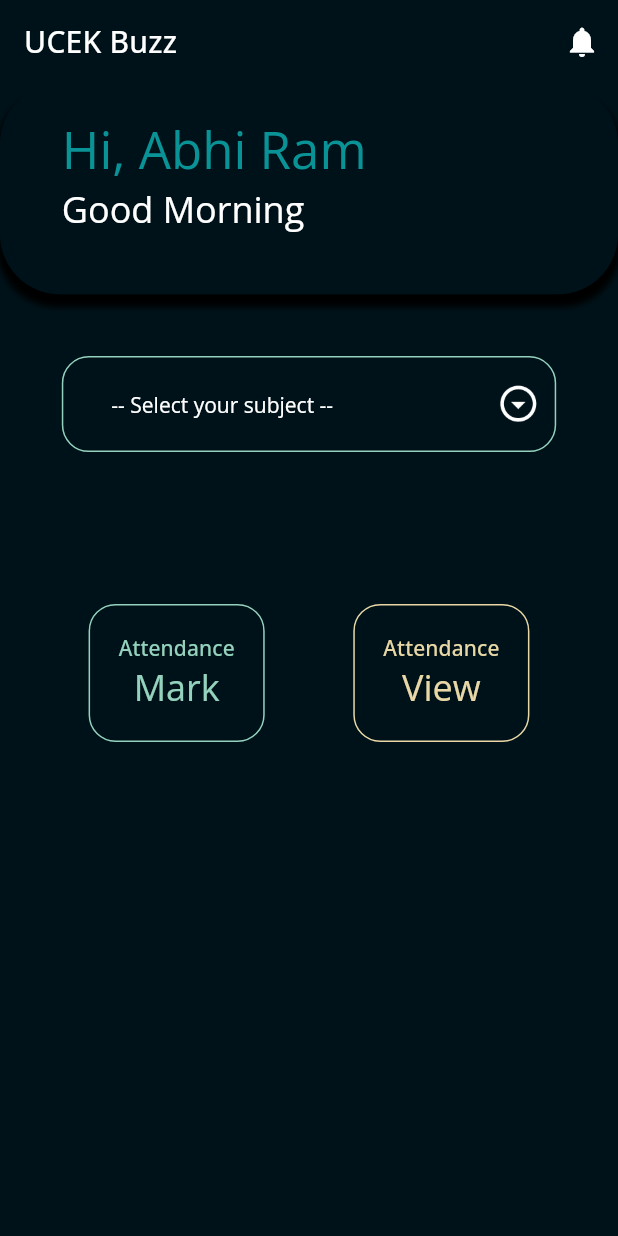
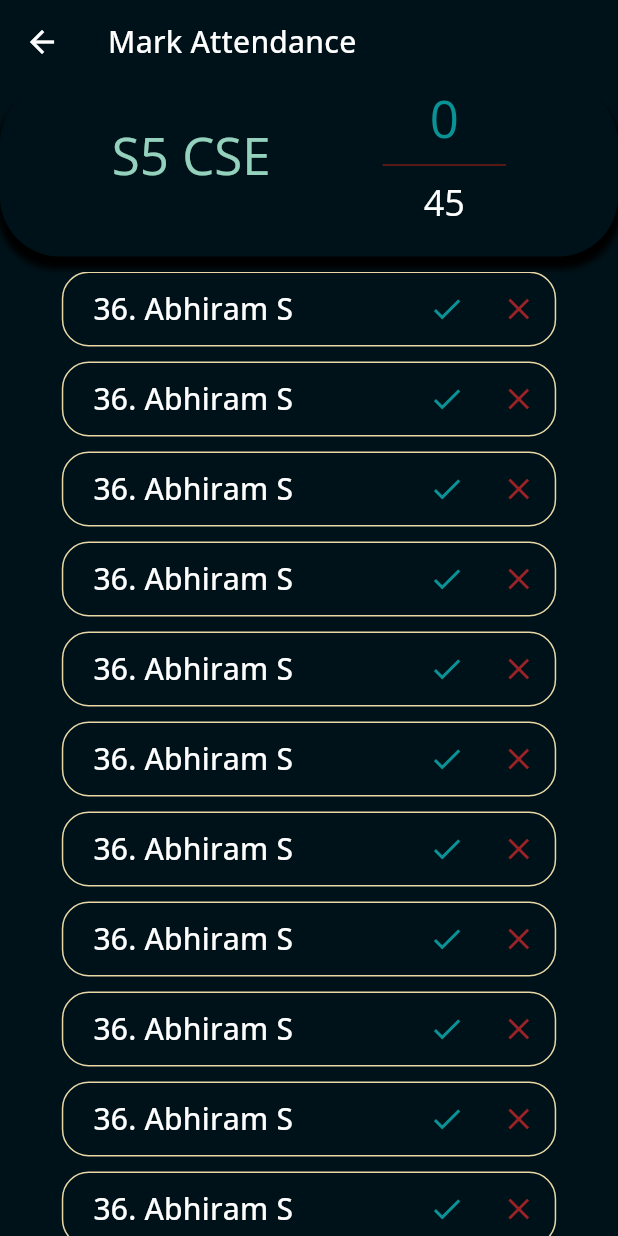
Before and after one commit to abhi123vj/Attendance-Monitor, a Flutter app: the screen it shows after launch, after a tap on "Attendance", on a phone screen of 412 x 824 dp. Run offline on Flutter 3.47's test engine with Material 2 defaults, Android fonts, the light colour scheme and no system bars; our stand-ins replace flutter_slidable, get, google_fonts, sizer.

Commit message:
screen added

```diff
--- a/lib/routes/app_routes.dart
+++ b/lib/routes/app_routes.dart
@@ -1,4 +1,5 @@
 import 'package:attendance_montior/screens/home_screen.dart';
+import 'package:attendance_montior/screens/mark_attendance_screen.dart';
 import 'package:get/get.dart';
 
  class AppRoutes {
@@ -7,6 +8,10 @@ import 'package:get/get.dart';
       name: '/',
       page: () => HomeScreen(),
     ),
+    GetPage(
+      name: '/mark',
+      page: () => MarkAttendanceScreen(),
+    ),
   ];
 
 }
--- a/lib/screens/home_screen.dart
+++ b/lib/screens/home_screen.dart
@@ -3,6 +3,7 @@ import 'dart:developer';
 import 'package:attendance_montior/constants/app_colors.dart';
 import 'package:attendance_montior/screens/widgets/app_field.dart';
 import 'package:flutter/material.dart';
+import 'package:get/get.dart';
 import 'package:sizer/sizer.dart';
 
 class HomeScreen extends StatefulWidget {
@@ -84,7 +85,9 @@ class _HomeScreenState extends State<HomeScreen> {
           ),
           //Todo List view with details
 
-          SizedBox(height: 20,),
+          SizedBox(
+            height: 20,
+          ),
           Row(
             mainAxisAlignment: MainAxisAlignment.spaceEvenly,
             children: [
@@ -99,21 +102,31 @@ class _HomeScreenState extends State<HomeScreen> {
 
   TextButton classDetails(String key, String value) {
     return TextButton(
-        onPressed: () {},
+        onPressed: () {
+          if (value == "Mark") {
+            Get.toNamed("/mark");
+          }
+        },
         child: Container(
-        padding: EdgeInsets.symmetric( vertical: 20),
-
+            padding: EdgeInsets.symmetric(vertical: 20),
             child: Column(
               children: [
-            Text(key  ,style: TextStyle(
-                color: value=="View"?AppColors.yellowPale:AppColors.cyanLight,
+                Text(
+                  key,
+                  style: TextStyle(
+                      color: value == "View"
+                          ? AppColors.yellowPale
+                          : AppColors.cyanLight,
                       fontSize: 14,
                       letterSpacing: 0.10,
-                  fontWeight: FontWeight.w500),),
+                      fontWeight: FontWeight.w500),
+                ),
                 Text(
                   value,
                   style: TextStyle(
-                color: value=="View"?AppColors.yellowPale:AppColors.cyanLight,
+                      color: value == "View"
+                          ? AppColors.yellowPale
+                          : AppColors.cyanLight,
                       fontSize: 24,
                       letterSpacing: 0.0,
                       fontWeight: FontWeight.w400),
@@ -124,7 +137,10 @@ class _HomeScreenState extends State<HomeScreen> {
             shape: MaterialStateProperty.all<RoundedRectangleBorder>(
                 RoundedRectangleBorder(
                     borderRadius: BorderRadius.circular(18.0),
-                    side: BorderSide(color: value=="View"?AppColors.yellowPale:AppColors.cyanLight)))));
+                    side: BorderSide(
+                        color: value == "View"
+                            ? AppColors.yellowPale
+                            : AppColors.cyanLight)))));
   }
 
   // TextButton subjectButton(String subjectName) {
--- /dev/null
+++ b/lib/screens/mark_attendance_screen.dart
@@ -0,0 +1,91 @@
+import 'package:attendance_montior/constants/app_colors.dart';
+import 'package:attendance_montior/screens/widgets/app_field.dart';
+import 'package:flutter/material.dart';
+import 'package:flutter_slidable/flutter_slidable.dart';
+import 'package:sizer/sizer.dart';
+
+class MarkAttendanceScreen extends StatelessWidget {
+  const MarkAttendanceScreen({Key? key}) : super(key: key);
+
+  @override
+  Widget build(BuildContext context) {
+    return Scaffold(
+      appBar: AppBar(
+        title: Text(
+          "Mark Attendance",
+          style: TextStyle(
+              fontSize: 20, letterSpacing: 0.15, fontWeight: FontWeight.w500),
+        ),
+      ),
+      body: Column(
+        children: [
+          Container(
+              width: 100.w,
+              margin: EdgeInsets.only(bottom: 10),
+              padding: EdgeInsets.only(bottom: 20),
+            child: Row(
+              mainAxisAlignment: MainAxisAlignment.spaceEvenly,
+              crossAxisAlignment: CrossAxisAlignment.center,
+
+              children: [
+                 Text(
+                  "S5 CSE",
+                  style: TextStyle(
+                    color: AppColors.cyanLight,
+                      fontSize: 34, letterSpacing: 0.0, fontWeight: FontWeight.w400),
+                ),
+                SizedBox(
+                  width: 20.w,
+                  child: Column(
+                    children: [
+                        Text(
+                      "0",
+                        style: TextStyle(
+                          color: AppColors.cyanNormal,
+                            fontSize:34, letterSpacing: 0.25, fontWeight: FontWeight.w400),
+                      ),
+                      Divider(
+                        color: AppColors.redNormal,
+
+                      ),
+                      Text(
+                      "45",
+                        style: TextStyle(
+                            fontSize: 24, letterSpacing: 0.00, fontWeight: FontWeight.w400),
+                      ),
+                    ],
+                  ),
+                ),
+              ],
+            ),
+            decoration: BoxDecoration(
+                borderRadius: BorderRadius.circular(40.0),
+                color: AppColors.blackGlaze,
+                boxShadow: [
+                  BoxShadow(
+                      spreadRadius: 2,
+                      blurRadius: 3,
+                      offset: Offset(0, 6),
+                      color: AppColors.black)
+                ]),
+          ),
+          Expanded(
+            child: ListView.builder(
+                itemCount: 45,
+                itemBuilder: (cntx, index) {
+                  final TextEditingController textController =
+                      TextEditingController();
+                  return Container(
+                    child: AppFormField(
+                      controller: textController,
+                      type: "Mark",
+                    ),
+                  );
+                }),
+          ),
+
+        ],
+      ),
+    );
+  }
+}
--- a/lib/screens/widgets/app_field.dart
+++ b/lib/screens/widgets/app_field.dart
@@ -9,13 +9,13 @@ import '../../constants/app_colors.dart';
 import '../../constants/app_image_strings.dart';
 
 class AppFormField extends StatefulWidget {
-  final String hintText;
+  final String? hintText;
   final List<String>? list;
   final String type;
   final TextEditingController controller;
   final bool isReadOnly;
   const AppFormField({
-    required this.hintText,
+    this.hintText,
     this.type = 'Normal',
     Key? key,
     required this.controller,
@@ -33,6 +33,8 @@ class _AppFormFieldState extends State<AppFormField> {
     switch (widget.type) {
       case "Normal":
         return dropDownTextField();
+      case "Mark":
+        return markerTextField();
       default:
         return normalTextField();
     }
@@ -85,6 +87,63 @@ class _AppFormFieldState extends State<AppFormField> {
             hintStyle: const TextStyle(
                 fontSize: 14, fontWeight: FontWeight.w400, color: Colors.white),
             hintText: widget.hintText),
+      ),
+    );
+  }
+
+  Container markerTextField(
+      {isEmail = false,
+      isPassword = false,
+      isphone = false,
+      isNumbers = false}) {
+    return Container(
+      margin:  EdgeInsets.only(bottom: 10,left: 10.w,right: 10.w),
+      width: 100.w,
+      decoration: BoxDecoration(
+        borderRadius: const BorderRadius.all(Radius.circular(18)),
+        border: Border.all(color: AppColors.yellowPale, width: 1),
+      ),
+      padding: const EdgeInsets.only(
+        left: 20,
+      ),
+      alignment: Alignment.centerLeft,
+      child: Row(
+        children: [
+          Expanded(
+            child: Row(
+              children: [
+                 Text(
+                 "36. ",
+                   style: TextStyle(
+                            fontSize: 20,
+                            letterSpacing: 0.15,
+                            fontWeight: FontWeight.w500)
+                ),
+                Expanded(
+                  child: Text(
+                   "Abhiram S",
+                     style: TextStyle(
+                              fontSize: 20,
+                              letterSpacing: 0.15,
+                              fontWeight: FontWeight.w500)
+                  ),
+                ),
+              ],
+            ),
+          ),
+          IconButton(
+              onPressed: () {},
+              icon: Icon(
+                Icons.check,
+                color: AppColors.cyanNormal,
+              )),
+          IconButton(
+              onPressed: () {},
+              icon: Icon(
+                Icons.close,
+                color: AppColors.redDark,
+              ))
+        ],
       ),
     );
   }
@@ -206,7 +265,10 @@ class _AppFormFieldState extends State<AppFormField> {
                 value: value,
                 child: Text(
                   value,
-                  style: TextStyle(color: i%2==0?AppColors.yellowPale:AppColors.cyanLight),
+                  style: TextStyle(
+                      color: i % 2 == 0
+                          ? AppColors.yellowPale
+                          : AppColors.cyanLight),
                 ),
               );
             }).toList(),
--- a/pubspec.yaml
+++ b/pubspec.yaml
@@ -37,7 +37,7 @@ dependencies:
   get: ^4.6.5
   google_fonts: ^3.0.1
   sizer: ^2.0.15
-
+  flutter_slidable: ^1.3.0
 dev_dependencies:
   flutter_test:
     sdk: flutter
```
Also changed, not shown: pubspec.lock, 1 other file. Lines whose indentation alone changed are shown as unchanged.
